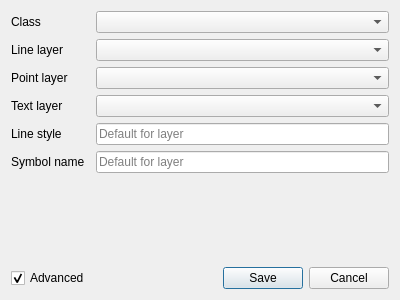
First picture: the form in classdialog.ui, repository Kuszki/EW-Database, before the edit.
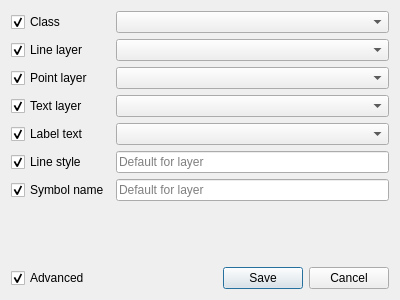
Second picture: the form after the edit.

Commit message: Rewrite class refactor

The edit to the form file:
```diff
--- a/classdialog.ui
+++ b/classdialog.ui
@@ -14,27 +14,10 @@
    <string>Set object class</string>
   </property>
   <layout class="QGridLayout" name="gridLayout">
-   <item row="4" column="0">
-    <widget class="QLabel" name="styleLabel">
-     <property name="text">
-      <string>Line style</string>
-     </property>
-    </widget>
-   </item>
-   <item row="0" column="1">
-    <widget class="QComboBox" name="Class"/>
-   </item>
-   <item row="2" column="0">
-    <widget class="QLabel" name="pointLabel">
-     <property name="text">
-      <string>Point layer</string>
-     </property>
-    </widget>
-   </item>
    <item row="1" column="1">
     <widget class="QComboBox" name="Line"/>
    </item>
-   <item row="6" column="0" colspan="2">
+   <item row="9" column="0" colspan="2">
     <spacer name="verticalSpacer">
      <property name="orientation">
       <enum>Qt::Vertical</enum>
@@ -50,59 +33,23 @@
    <item row="3" column="1">
     <widget class="QComboBox" name="Text"/>
    </item>
-   <item row="7" column="0">
-    <widget class="QCheckBox" name="advancedCheck">
-     <property name="text">
-      <string>Advanced</string>
-     </property>
-     <property name="checked">
-      <bool>true</bool>
-     </property>
-    </widget>
+   <item row="0" column="1">
+    <widget class="QComboBox" name="Class"/>
    </item>
    <item row="2" column="1">
     <widget class="QComboBox" name="Point"/>
    </item>
-   <item row="0" column="0">
-    <widget class="QLabel" name="classLabel">
-     <property name="sizePolicy">
-      <sizepolicy hsizetype="Fixed" vsizetype="Preferred">
-       <horstretch>0</horstretch>
-       <verstretch>0</verstretch>
-      </sizepolicy>
-     </property>
+   <item row="10" column="0">
+    <widget class="QCheckBox" name="advancedCheck">
      <property name="text">
-      <string>Class</string>
+      <string>Advanced</string>
      </property>
-    </widget>
-   </item>
-   <item row="1" column="0">
-    <widget class="QLabel" name="lineLabel">
-     <property name="sizePolicy">
-      <sizepolicy hsizetype="Fixed" vsizetype="Preferred">
-       <horstretch>0</horstretch>
-       <verstretch>0</verstretch>
-      </sizepolicy>
+     <property name="checked">
+      <bool>true</bool>
      </property>
-     <property name="text">
-      <string>Line layer</string>
-     </property>
     </widget>
    </item>
-   <item row="3" column="0">
-    <widget class="QLabel" name="textLabel">
-     <property name="sizePolicy">
-      <sizepolicy hsizetype="Fixed" vsizetype="Preferred">
-       <horstretch>0</horstretch>
-       <verstretch>0</verstretch>
-      </sizepolicy>
-     </property>
-     <property name="text">
-      <string>Text layer</string>
-     </property>
-    </widget>
-   </item>
-   <item row="7" column="1">
+   <item row="10" column="1">
     <widget class="QDialogButtonBox" name="buttonBox">
      <property name="orientation">
       <enum>Qt::Horizontal</enum>
@@ -112,14 +59,7 @@
      </property>
     </widget>
    </item>
-   <item row="5" column="0">
-    <widget class="QLabel" name="symbolLabel">
-     <property name="text">
-      <string>Symbol name</string>
-     </property>
-    </widget>
-   </item>
-   <item row="5" column="1">
+   <item row="7" column="1">
     <widget class="QLineEdit" name="Symbol">
      <property name="placeholderText">
       <string>Default for layer</string>
@@ -129,7 +69,27 @@
      </property>
     </widget>
    </item>
-   <item row="4" column="1">
+   <item row="1" column="0">
+    <widget class="QCheckBox" name="lineCheck">
+     <property name="text">
+      <string>Line layer</string>
+     </property>
+     <property name="checked">
+      <bool>true</bool>
+     </property>
+    </widget>
+   </item>
+   <item row="0" column="0">
+    <widget class="QCheckBox" name="classCheck">
+     <property name="text">
+      <string>Class</string>
+     </property>
+     <property name="checked">
+      <bool>true</bool>
+     </property>
+    </widget>
+   </item>
+   <item row="6" column="1">
     <widget class="QLineEdit" name="Style">
      <property name="placeholderText">
       <string>Default for layer</string>
@@ -139,6 +99,59 @@
      </property>
     </widget>
    </item>
+   <item row="2" column="0">
+    <widget class="QCheckBox" name="pointCheck">
+     <property name="text">
+      <string>Point layer</string>
+     </property>
+     <property name="checked">
+      <bool>true</bool>
+     </property>
+    </widget>
+   </item>
+   <item row="6" column="0">
+    <widget class="QCheckBox" name="styleCheck">
+     <property name="text">
+      <string>Line style</string>
+     </property>
+     <property name="checked">
+      <bool>true</bool>
+     </property>
+    </widget>
+   </item>
+   <item row="7" column="0">
+    <widget class="QCheckBox" name="symbolCheck">
+     <property name="text">
+      <string>Symbol name</string>
+     </property>
+     <property name="checked">
+      <bool>true</bool>
+     </property>
+    </widget>
+   </item>
+   <item row="3" column="0">
+    <widget class="QCheckBox" name="textCheck">
+     <property name="text">
+      <string>Text layer</string>
+     </property>
+     <property name="checked">
+      <bool>true</bool>
+     </property>
+    </widget>
+   </item>
+   <item row="5" column="0">
+    <widget class="QCheckBox" name="labelCheck">
+     <property name="text">
+      <string>Label text</string>
+     </property>
+     <property name="checked">
+      <bool>true</bool>
+     </property>
+    </widget>
+   </item>
+   <item row="5" column="1">
+    <widget class="QComboBox" name="Label"/>
+   </item>
   </layout>
  </widget>
  <resources/>
```
Left out of the diff: 470 changed lines with no effect on the pictures. The commit also changes 6 other files.
